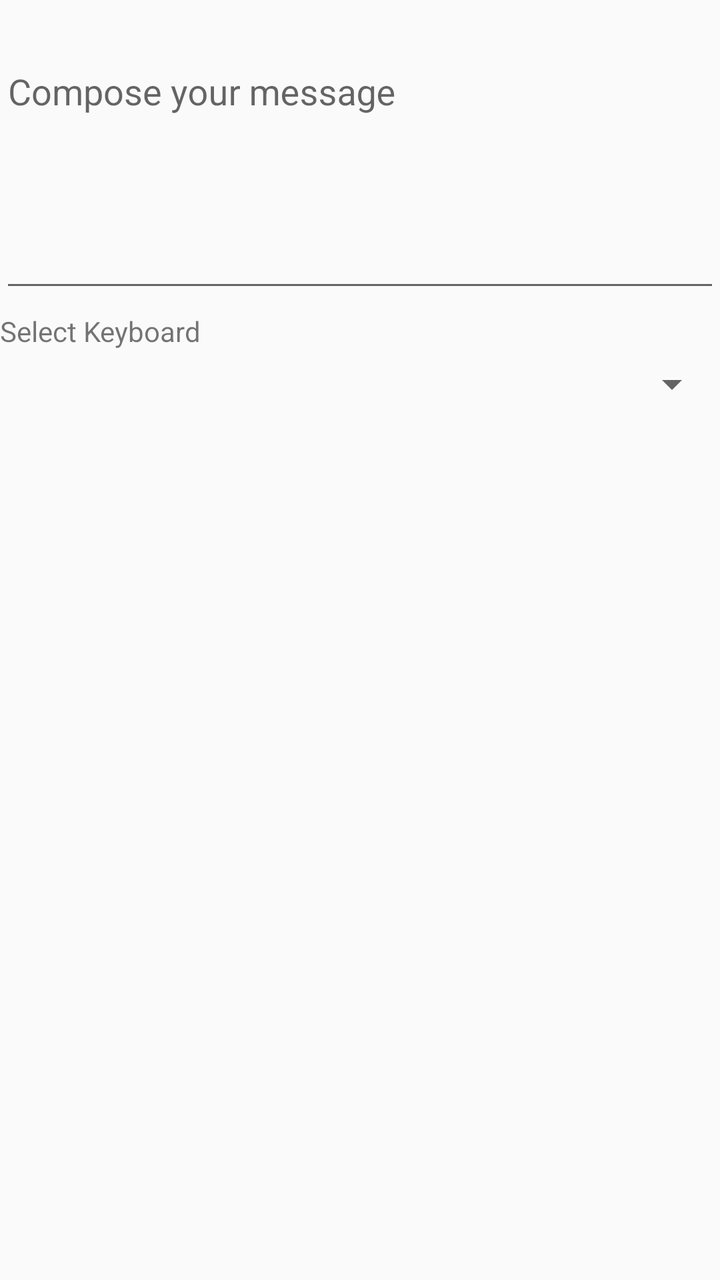
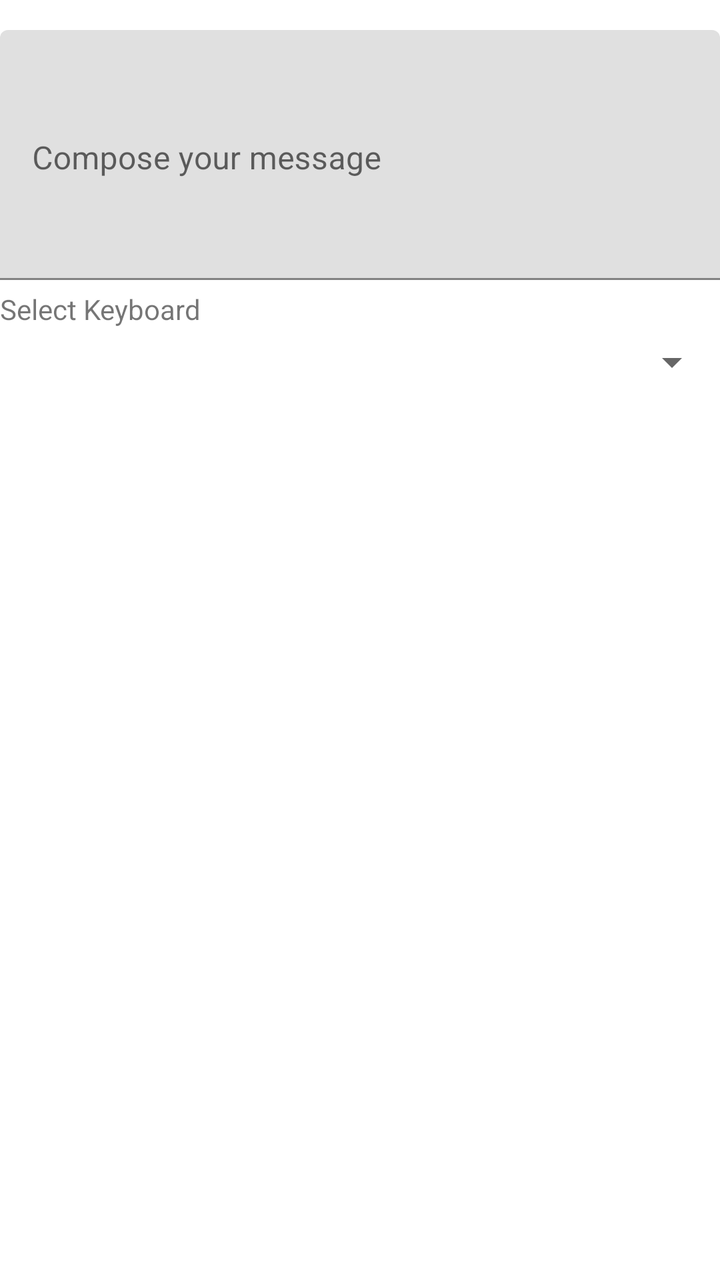

Screens rendered from an Android XML layout before and after an edit, with the pre-edit source and the edit as a unified diff.
<!-- AndroidManifest.xml: application theme AppTheme -->
<!-- res/layout/activity_main.xml -->
<?xml version="1.0" encoding="utf-8"?>
<RelativeLayout xmlns:android="http://schemas.android.com/apk/res/android"
    xmlns:tools="http://schemas.android.com/tools"
    android:id="@+id/activity_main"
    android:layout_width="match_parent"
    android:layout_height="match_parent"
    tools:context="com.firozmemon.customkeyboard.MainActivity">

    <android.support.design.widget.TextInputLayout
        android:id="@+id/messageInputLayout"
        android:layout_width="match_parent"
        android:layout_height="wrap_content"
        android:layout_marginTop="15dp"
        android:editable="false">

        <EditText
            android:id="@+id/messageEditText"
            android:layout_width="match_parent"
            android:layout_height="125dp"
            android:maxLines="5"
            android:scrollbars="vertical"
            android:clickable="true"
            android:gravity="left|top"
            android:inputType="textMultiLine"
            android:ems="10"
            android:hint="Compose your message" />
    </android.support.design.widget.TextInputLayout>

    <TextView
        android:id="@+id/keyboardTextView"
        android:layout_width="match_parent"
        android:layout_height="wrap_content"
        android:layout_below="@+id/messageInputLayout"
        android:layout_marginTop="5dp"
        android:text="Select Keyboard"/>

    <Spinner
        android:id="@+id/switchLang"
        android:layout_below="@+id/keyboardTextView"
        android:layout_width="match_parent"
        android:layout_height="wrap_content"
        android:layout_marginTop="5dp"/>

    <com.firozmemon.customkeyboard.CustomKeyboardView
        android:id="@+id/keyboardView"
        android:layout_width="match_parent"
        android:layout_height="wrap_content"
        android:layout_alignParentBottom="true"
        android:visibility="gone"/>
</RelativeLayout>
<!-- resources referenced by this layout -->
<resources>
  <style name="AppTheme" parent="Theme.AppCompat.Light.DarkActionBar">
          
          <item name="colorPrimary">@color/colorPrimary</item>
          <item name="colorPrimaryDark">@color/colorPrimaryDark</item>
          <item name="colorAccent">@color/colorAccent</item>
      </style>
  <color name="colorPrimary">#3F51B5</color>
  <color name="colorPrimaryDark">#303F9F</color>
  <color name="colorAccent">#000081</color>
</resources>

<!-- the commit's change to res/layout/activity_main.xml (unified diff, before → after) -->
@@ -6,25 +6,24 @@
     android:layout_height="match_parent"
     tools:context="com.firozmemon.customkeyboard.MainActivity">
 
-    <android.support.design.widget.TextInputLayout
+    <com.google.android.material.textfield.TextInputLayout
         android:id="@+id/messageInputLayout"
         android:layout_width="match_parent"
         android:layout_height="wrap_content"
         android:layout_marginTop="15dp"
-        android:editable="false">
+        android:hint="@string/compose_message_hint">
 
-        <EditText
+        <com.google.android.material.textfield.TextInputEditText
             android:id="@+id/messageEditText"
             android:layout_width="match_parent"
             android:layout_height="125dp"
             android:maxLines="5"
             android:scrollbars="vertical"
             android:clickable="true"
-            android:gravity="left|top"
+            android:gravity="start|top"
             android:inputType="textMultiLine"
-            android:ems="10"
-            android:hint="Compose your message" />
-    </android.support.design.widget.TextInputLayout>
+            android:ems="10" />
+    </com.google.android.material.textfield.TextInputLayout>
 
     <TextView
         android:id="@+id/keyboardTextView"
@@ -32,7 +31,7 @@
         android:layout_height="wrap_content"
         android:layout_below="@+id/messageInputLayout"
         android:layout_marginTop="5dp"
-        android:text="Select Keyboard"/>
+        android:text="@string/select_keyboard"/>
 
     <Spinner
         android:id="@+id/switchLang"
<!-- resource entries referenced after the edit -->
@@ -1,6 +1,8 @@
 <!-- resources referenced by this layout -->
 <resources>
-  <style name="AppTheme" parent="Theme.AppCompat.Light.DarkActionBar">
+  <string name="compose_message_hint">Compose your message</string>
+  <string name="select_keyboard">Select Keyboard</string>
+  <style name="AppTheme" parent="Theme.MaterialComponents.Light.DarkActionBar">
           
           <item name="colorPrimary">@color/colorPrimary</item>
           <item name="colorPrimaryDark">@color/colorPrimaryDark</item>
